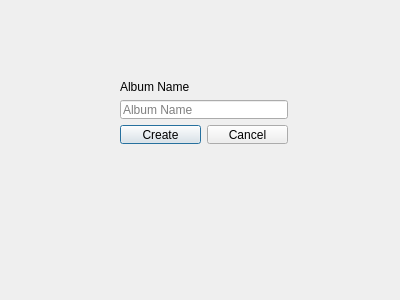
nahal-miri/Spotify, file Source/createalbumdialog.ui: the form before one commit.
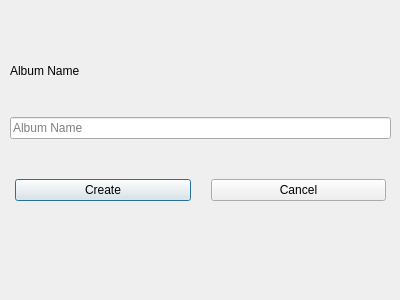
The form after the commit.

```diff
--- a/Source/createalbumdialog.ui
+++ b/Source/createalbumdialog.ui
@@ -16,13 +16,21 @@
   <widget class="QWidget" name="layoutWidget">
    <property name="geometry">
     <rect>
-     <x>120</x>
-     <y>80</y>
-     <width>168</width>
-     <height>64</height>
+     <x>10</x>
+     <y>30</y>
+     <width>381</width>
+     <height>171</height>
     </rect>
    </property>
+   <layout class="QVBoxLayout" name="verticalLayout_2">
+    <property name="spacing">
+     <number>40</number>
+    </property>
+    <item>
    <layout class="QVBoxLayout" name="verticalLayout">
+      <property name="spacing">
+       <number>4</number>
+      </property>
     <item>
      <widget class="QLabel" name="albumNameLabel">
       <property name="text">
@@ -37,8 +45,19 @@
       </property>
      </widget>
     </item>
+     </layout>
+    </item>
     <item>
      <layout class="QHBoxLayout" name="horizontalLayout">
+      <property name="spacing">
+       <number>20</number>
+      </property>
+      <property name="leftMargin">
+       <number>5</number>
+      </property>
+      <property name="rightMargin">
+       <number>5</number>
+      </property>
       <item>
        <widget class="QPushButton" name="createButton">
         <property name="text">
```
Lines whose indentation alone changed are shown as unchanged.
